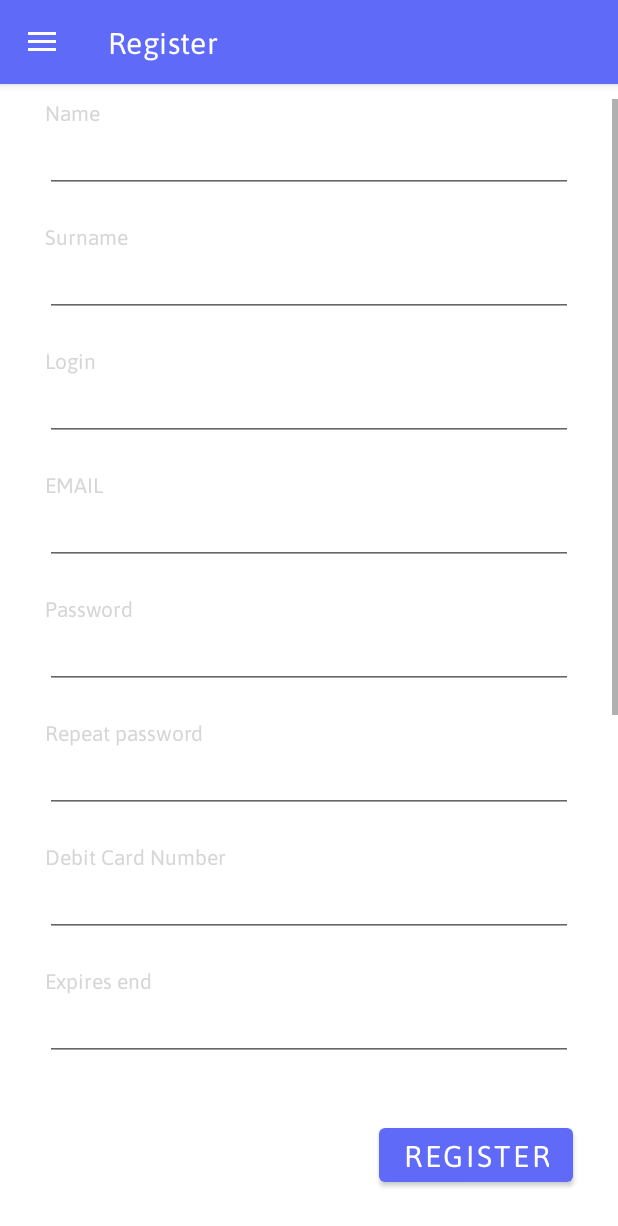
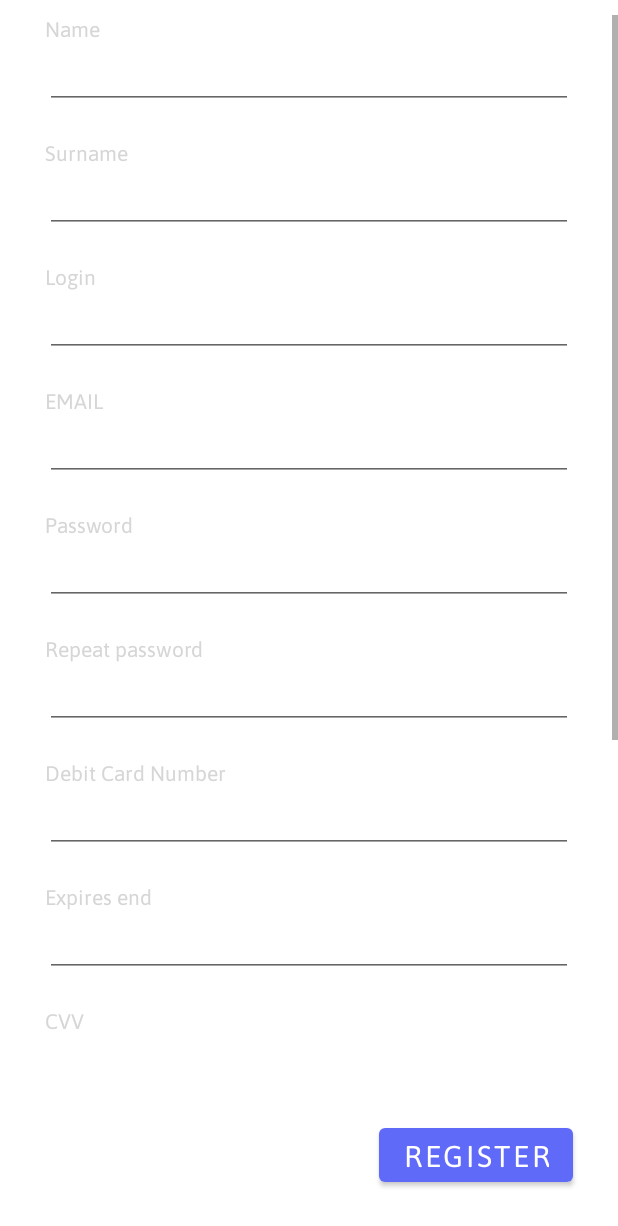
Before and after one commit to 34308/Aplikacja_Mobilna_2022, an Android app: the screen it shows after launch (MainActivity), after a tap on "REGISTER", on a phone screen of 412 x 824 dp. Shown: the top 1226 px of the screen. Run offline under Robolectric (Android 15) with nearby library versions, the phone set to English and light mode, and no system bars; our stand-ins replace navigation-ui.

Commit message:
bug Fixing3

```diff
--- a/app/src/main/java/com/example/Szaman/ui/login/LoginFragment.java
+++ b/app/src/main/java/com/example/Szaman/ui/login/LoginFragment.java
@@ -108,8 +108,7 @@ public class LoginFragment extends Fragment {
     }
     @Override
     public void onDestroyView() {
-        ((MainActivity) getActivity()).unlockMneu();
-        ((MainActivity) getActivity()).showMneu();
+
         super.onDestroyView();
         binding = null;
     }
--- a/app/src/main/java/com/example/Szaman/ui/register/RegisterFragment.java
+++ b/app/src/main/java/com/example/Szaman/ui/register/RegisterFragment.java
@@ -15,6 +15,7 @@ import androidx.lifecycle.ViewModelProvider;
 import androidx.navigation.NavController;
 import androidx.navigation.Navigation;
 
+import com.example.Szaman.MainActivity;
 import com.example.Szaman.R;
 import com.example.Szaman.dataBaseConnection.DatabaseConnector;
 import com.example.Szaman.databinding.FragmentRegisterBinding;
@@ -33,6 +34,8 @@ public class RegisterFragment extends Fragment {
 
         binding = FragmentRegisterBinding.inflate(inflater, container, false);
         View root = binding.getRoot();
+        ((MainActivity) getActivity()).lockMneu();
+        ((MainActivity) getActivity()).hideMneu();
         Button registerButton= root.findViewById(R.id.loginRegisterButton);
         registerButton.setOnClickListener(new View.OnClickListener() {
             @RequiresApi(api = Build.VERSION_CODES.O)
@@ -70,13 +73,14 @@ public class RegisterFragment extends Fragment {
                 User user=new User(login.getText().toString(),password.getText().toString(),name.getText().toString(),surname.getText().toString(),adress,DCNumber.getText().toString(),DCExpires.getText().toString(),DCCVV.getText().toString(),email.getText().toString());
                 if(checkLogin(user)){
                     databaseConnector.addUser(user);
+                    goTologin();
                 }
             }
         }
-        gotologin();
+
     }
 
-    private void gotologin() {
+    private void goTologin() {
         NavController navController = Navigation.findNavController(requireActivity(), R.id.nav_host_fragment_content_main);
         navController.navigate(R.id.action_nav_register_to_nav_login);
     }
@@ -96,6 +100,7 @@ public class RegisterFragment extends Fragment {
 
     @Override
     public void onDestroyView() {
+
         super.onDestroyView();
         binding = null;
     }
--- a/app/src/main/java/com/example/Szaman/ui/restaurants/RestaurantsFragment.java
+++ b/app/src/main/java/com/example/Szaman/ui/restaurants/RestaurantsFragment.java
@@ -50,7 +50,8 @@ public class RestaurantsFragment extends Fragment {
 
         View root = binding.getRoot();
 
-
+        ((MainActivity) getActivity()).unlockMneu();
+        ((MainActivity) getActivity()).showMneu();
 
 
         ImageButton searchButton =root.getRootView().findViewById(R.id.restaurantSearchButton);
--- a/app/src/main/java/com/example/Szaman/ui/settings/settings.java
+++ b/app/src/main/java/com/example/Szaman/ui/settings/settings.java
@@ -86,8 +86,8 @@ public class settings extends Fragment {
     }
 
     public void areYouSure(View view, View popupView){
-        int width = LinearLayout.LayoutParams.WRAP_CONTENT;
-        int  height= LinearLayout.LayoutParams.WRAP_CONTENT;
+        int width = LinearLayout.LayoutParams.MATCH_PARENT;
+        int  height= LinearLayout.LayoutParams.MATCH_PARENT;
         final PopupWindow popupWindow = new PopupWindow(popupView, width, height, true);
         popupWindow.showAtLocation(view, Gravity.CENTER, 0, 0);
         Button delete= popupView.findViewById(R.id.popupDeleteAccount);
--- a/app/src/main/java/com/example/Szaman/ui/summary/Summary.java
+++ b/app/src/main/java/com/example/Szaman/ui/summary/Summary.java
@@ -177,6 +177,6 @@ public class Summary extends Fragment {
         if(delivery){
             sum+=deliveryFee;
         }
-        price.setText(sum.toString());
+        price.setText(sum.toString()+" zl");
     }
 }
--- a/app/src/main/res/menu/activity_main_drawer.xml
+++ b/app/src/main/res/menu/activity_main_drawer.xml
@@ -9,10 +9,6 @@
             android:icon="@drawable/ic_restaurant"
             android:title="@string/menu_restaurant" />
         <item
-            android:id="@+id/nav_login"
-            android:icon="@drawable/ic_login"
-            android:title="@string/menu_login" />
-        <item
             android:id="@+id/nav_settings"
             android:icon="@drawable/ic_settings"
             android:title="@string/menu_settings" />
@@ -21,5 +17,9 @@
             android:id="@+id/nav_summary"
             android:icon="@drawable/ic_basket"
             android:title="@string/basket" />
+        <item
+            android:id="@+id/nav_login"
+            android:icon="@drawable/ic_login"
+            android:title="@string/menu_logout" />
     </group>
 </menu>
--- a/app/src/main/res/values/strings.xml
+++ b/app/src/main/res/values/strings.xml
@@ -34,6 +34,7 @@
     <string name="menu_summary">Summary</string>
     <string name="menu_restaurant">Restaurants</string>
     <string name="menu_login">Login</string>
+    <string name="menu_logout">Logout</string>
     <string name="menu_register">Register</string>
     <string name="menu_welcome_screen">Welcome Screen</string>
     <string name="menu_settings">Settings</string>
```
Also changed, not shown: app/src/main/res/layout/popup_delete_layout.xml (+24 -14 lines).
